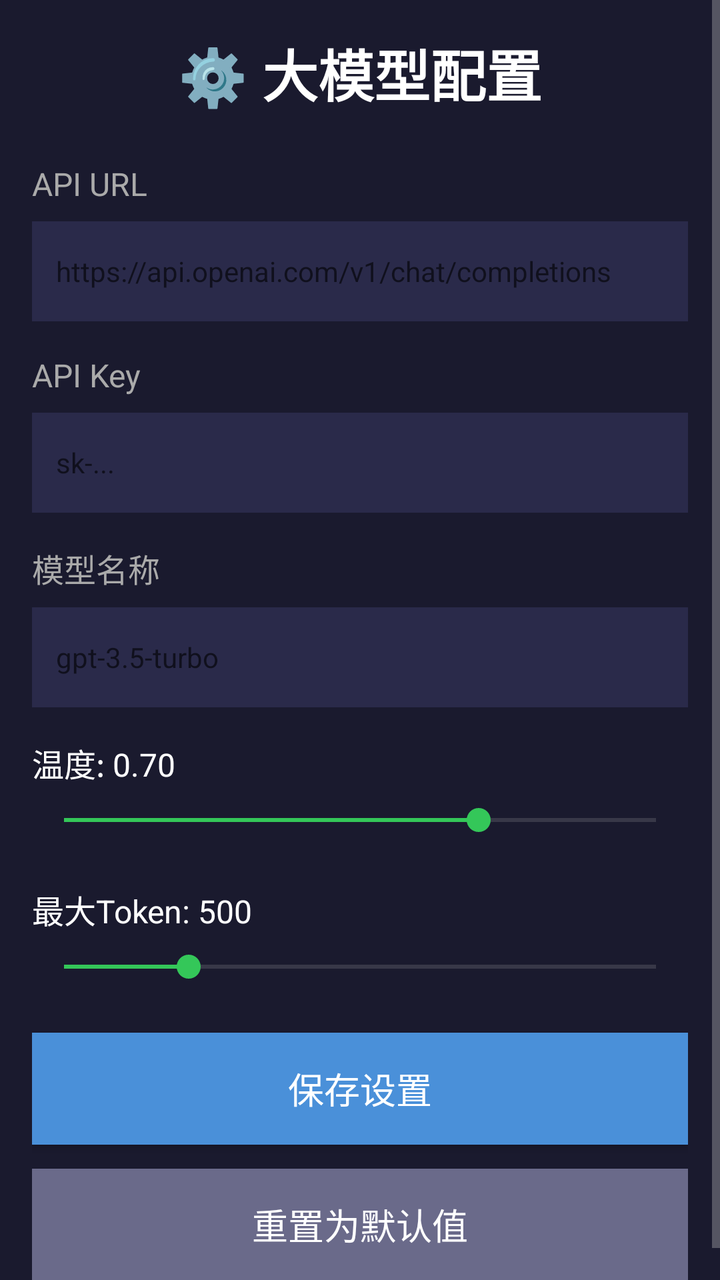
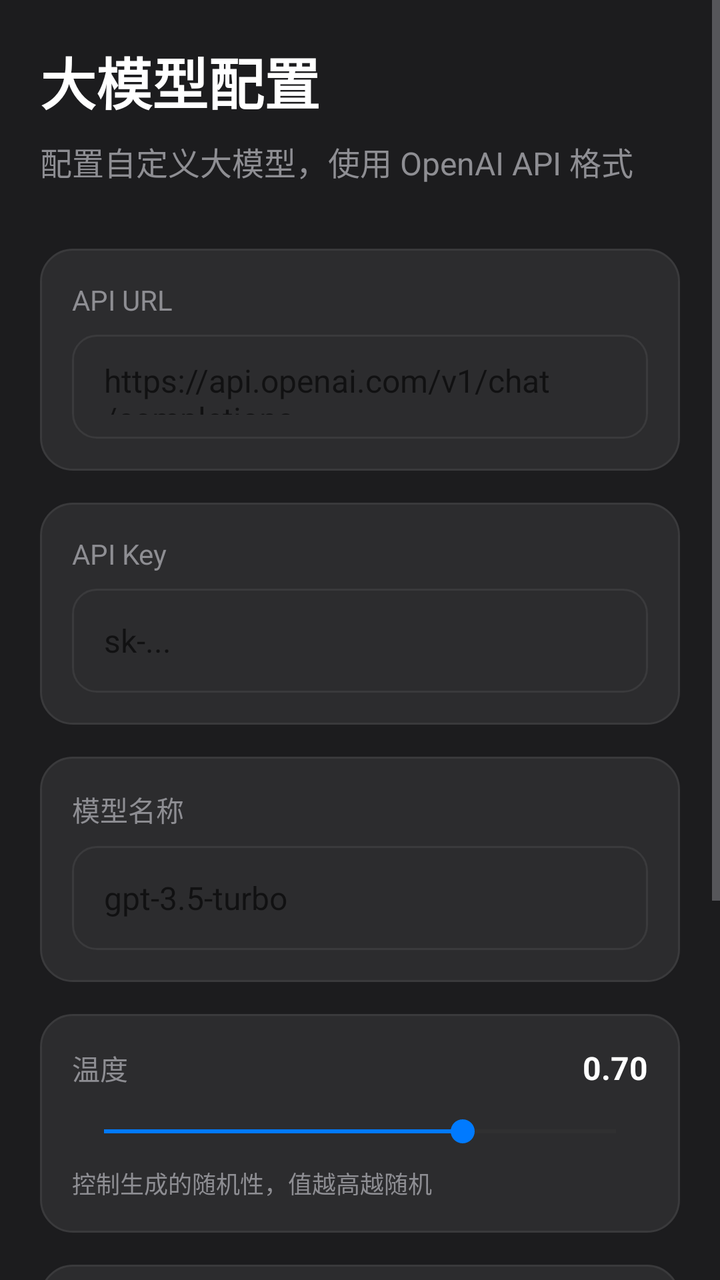

The first picture is an Android layout as it rendered before a commit; the second is the same layout after the commit. The layout source and the unified diff follow.
<!-- AndroidManifest.xml: application theme Theme.MusicAI -->
<!-- res/layout/activity_settings.xml -->
<?xml version="1.0" encoding="utf-8"?>
<ScrollView xmlns:android="http://schemas.android.com/apk/res/android"
    android:layout_width="match_parent"
    android:layout_height="match_parent"
    android:background="#1a1a2e">

    <LinearLayout
        android:layout_width="match_parent"
        android:layout_height="wrap_content"
        android:orientation="vertical"
        android:padding="16dp">

        <TextView
            android:id="@+id/tv_title"
            android:layout_width="match_parent"
            android:layout_height="wrap_content"
            android:text="⚙️ 大模型配置"
            android:textSize="28sp"
            android:textColor="#ffffff"
            android:textStyle="bold"
            android:gravity="center"
            android:layout_marginBottom="24dp"/>

        <TextView
            android:layout_width="match_parent"
            android:layout_height="wrap_content"
            android:text="API URL"
            android:textSize="16sp"
            android:textColor="#aaaaaa"
            android:layout_marginBottom="8dp"/>

        <EditText
            android:id="@+id/et_api_url"
            android:layout_width="match_parent"
            android:layout_height="50dp"
            android:hint="https://api.openai.com/v1/chat/completions"
            android:textSize="14sp"
            android:textColor="#ffffff"
            android:background="#2a2a4a"
            android:padding="12dp"
            android:layout_marginBottom="16dp"
           />

        <TextView
            android:layout_width="match_parent"
            android:layout_height="wrap_content"
            android:text="API Key"
            android:textSize="16sp"
            android:textColor="#aaaaaa"
            android:layout_marginBottom="8dp"/>

        <EditText
            android:id="@+id/et_api_key"
            android:layout_width="match_parent"
            android:layout_height="50dp"
            android:hint="sk-..."
            android:textSize="14sp"
            android:textColor="#ffffff"
            android:background="#2a2a4a"
            android:padding="12dp"
            android:layout_marginBottom="16dp"
            android:inputType="textPassword"
           />

        <TextView
            android:layout_width="match_parent"
            android:layout_height="wrap_content"
            android:text="模型名称"
            android:textSize="16sp"
            android:textColor="#aaaaaa"
            android:layout_marginBottom="8dp"/>

        <EditText
            android:id="@+id/et_model_name"
            android:layout_width="match_parent"
            android:layout_height="50dp"
            android:hint="gpt-3.5-turbo"
            android:textSize="14sp"
            android:textColor="#ffffff"
            android:background="#2a2a4a"
            android:padding="12dp"
            android:layout_marginBottom="16dp"
           />

        <TextView
            android:id="@+id/tv_temperature"
            android:layout_width="match_parent"
            android:layout_height="wrap_content"
            android:text="温度: 0.70"
            android:textSize="16sp"
            android:textColor="#ffffff"
            android:layout_marginBottom="8dp"/>

        <SeekBar
            android:id="@+id/sb_temperature"
            android:layout_width="match_parent"
            android:layout_height="wrap_content"
            android:max="100"
            android:progress="70"
            android:layout_marginBottom="24dp"/>

        <TextView
            android:id="@+id/tv_max_tokens"
            android:layout_width="match_parent"
            android:layout_height="wrap_content"
            android:text="最大Token: 500"
            android:textSize="16sp"
            android:textColor="#ffffff"
            android:layout_marginBottom="8dp"/>

        <SeekBar
            android:id="@+id/sb_max_tokens"
            android:layout_width="match_parent"
            android:layout_height="wrap_content"
            android:max="1900"
            android:progress="400"
            android:layout_marginBottom="24dp"/>

        <Button
            android:id="@+id/btn_save"
            android:layout_width="match_parent"
            android:layout_height="56dp"
            android:text="保存设置"
            android:textSize="18sp"
            android:textColor="#ffffff"
            android:background="#4a90d9"
            android:layout_marginBottom="12dp"
           />

        <Button
            android:id="@+id/btn_reset"
            android:layout_width="match_parent"
            android:layout_height="56dp"
            android:text="重置为默认值"
            android:textSize="18sp"
            android:textColor="#ffffff"
            android:background="#6a6a8a"
           />

    </LinearLayout>
</ScrollView>
<!-- resources referenced by this layout -->
<resources>
  <style name="Theme.MusicAI" parent="Theme.AppCompat.DayNight.NoActionBar">
          <item name="colorPrimary">@color/colorPrimary</item>
          <item name="colorPrimaryDark">@color/colorPrimaryDark</item>
          <item name="colorAccent">@color/colorAccent</item>
          <item name="android:textColorPrimary">@color/apple_text</item>
          <item name="android:textColorSecondary">@color/apple_text_secondary</item>
          <item name="android:windowBackground">@color/apple_dark</item>
          <item name="android:statusBarColor">@color/apple_dark</item>
          <item name="android:navigationBarColor">@color/apple_dark</item>
      </style>
  <color name="colorPrimary">#007AFF</color>
  <color name="colorPrimaryDark">#1C1C1E</color>
  <color name="colorAccent">#34C759</color>
  <color name="apple_text">#FFFFFF</color>
  <color name="apple_text_secondary">#8E8E93</color>
  <color name="apple_dark">#1C1C1E</color>
</resources>

<!-- the commit's change to res/layout/activity_settings.xml (unified diff, before → after) -->
@@ -2,140 +2,256 @@
 <ScrollView xmlns:android="http://schemas.android.com/apk/res/android"
     android:layout_width="match_parent"
     android:layout_height="match_parent"
-    android:background="#1a1a2e">
+    android:background="@color/apple_dark">
 
     <LinearLayout
         android:layout_width="match_parent"
         android:layout_height="wrap_content"
         android:orientation="vertical"
-        android:padding="16dp">
-
-        <TextView
-            android:id="@+id/tv_title"
-            android:layout_width="match_parent"
-            android:layout_height="wrap_content"
-            android:text="⚙️ 大模型配置"
-            android:textSize="28sp"
-            android:textColor="#ffffff"
-            android:textStyle="bold"
-            android:gravity="center"
-            android:layout_marginBottom="24dp"/>
-
-        <TextView
-            android:layout_width="match_parent"
-            android:layout_height="wrap_content"
-            android:text="API URL"
-            android:textSize="16sp"
-            android:textColor="#aaaaaa"
-            android:layout_marginBottom="8dp"/>
-
-        <EditText
-            android:id="@+id/et_api_url"
-            android:layout_width="match_parent"
-            android:layout_height="50dp"
-            android:hint="https://api.openai.com/v1/chat/completions"
-            android:textSize="14sp"
-            android:textColor="#ffffff"
-            android:background="#2a2a4a"
-            android:padding="12dp"
-            android:layout_marginBottom="16dp"
-           />
-
-        <TextView
-            android:layout_width="match_parent"
-            android:layout_height="wrap_content"
-            android:text="API Key"
-            android:textSize="16sp"
-            android:textColor="#aaaaaa"
-            android:layout_marginBottom="8dp"/>
-
-        <EditText
-            android:id="@+id/et_api_key"
-            android:layout_width="match_parent"
-            android:layout_height="50dp"
-            android:hint="sk-..."
-            android:textSize="14sp"
-            android:textColor="#ffffff"
-            android:background="#2a2a4a"
-            android:padding="12dp"
-            android:layout_marginBottom="16dp"
-            android:inputType="textPassword"
-           />
-
-        <TextView
-            android:layout_width="match_parent"
-            android:layout_height="wrap_content"
-            android:text="模型名称"
-            android:textSize="16sp"
-            android:textColor="#aaaaaa"
-            android:layout_marginBottom="8dp"/>
-
-        <EditText
-            android:id="@+id/et_model_name"
-            android:layout_width="match_parent"
-            android:layout_height="50dp"
-            android:hint="gpt-3.5-turbo"
-            android:textSize="14sp"
-            android:textColor="#ffffff"
-            android:background="#2a2a4a"
-            android:padding="12dp"
-            android:layout_marginBottom="16dp"
-           />
-
-        <TextView
-            android:id="@+id/tv_temperature"
-            android:layout_width="match_parent"
-            android:layout_height="wrap_content"
-            android:text="温度: 0.70"
-            android:textSize="16sp"
-            android:textColor="#ffffff"
-            android:layout_marginBottom="8dp"/>
-
-        <SeekBar
-            android:id="@+id/sb_temperature"
-            android:layout_width="match_parent"
-            android:layout_height="wrap_content"
-            android:max="100"
-            android:progress="70"
-            android:layout_marginBottom="24dp"/>
-
-        <TextView
-            android:id="@+id/tv_max_tokens"
-            android:layout_width="match_parent"
-            android:layout_height="wrap_content"
-            android:text="最大Token: 500"
-            android:textSize="16sp"
-            android:textColor="#ffffff"
-            android:layout_marginBottom="8dp"/>
-
-        <SeekBar
-            android:id="@+id/sb_max_tokens"
-            android:layout_width="match_parent"
-            android:layout_height="wrap_content"
-            android:max="1900"
-            android:progress="400"
-            android:layout_marginBottom="24dp"/>
+        android:padding="20dp">
+
+        <LinearLayout
+            android:layout_width="match_parent"
+            android:layout_height="wrap_content"
+            android:orientation="vertical"
+            android:layout_marginBottom="32dp">
+
+            <TextView
+                android:id="@+id/tv_title"
+                android:layout_width="match_parent"
+                android:layout_height="wrap_content"
+                android:text="大模型配置"
+                android:textSize="28sp"
+                android:textColor="@color/apple_text"
+                android:textStyle="bold"
+                android:layout_marginBottom="8dp"/>
+
+            <TextView
+                android:layout_width="match_parent"
+                android:layout_height="wrap_content"
+                android:text="配置自定义大模型，使用 OpenAI API 格式"
+                android:textSize="16sp"
+                android:textColor="@color/apple_text_secondary"/>
+
+        </LinearLayout>
+
+        <LinearLayout
+            android:layout_width="match_parent"
+            android:layout_height="wrap_content"
+            android:orientation="vertical"
+            android:background="@drawable/apple_card_bg"
+            android:padding="16dp"
+            android:layout_marginBottom="16dp">
+
+            <TextView
+                android:layout_width="match_parent"
+                android:layout_height="wrap_content"
+                android:text="API URL"
+                android:textSize="14sp"
+                android:textColor="@color/apple_text_secondary"
+                android:layout_marginBottom="8dp"/>
+
+            <EditText
+                android:id="@+id/et_api_url"
+                android:layout_width="match_parent"
+                android:layout_height="52dp"
+                android:hint="https://api.openai.com/v1/chat/completions"
+                android:textSize="16sp"
+                android:textColor="@color/apple_text"
+                android:hintTextColor="@color/apple_light_gray"
+                android:background="@drawable/apple_edittext_bg"
+                android:paddingHorizontal="16dp"
+                android:paddingVertical="12dp"/>
+
+        </LinearLayout>
+
+        <LinearLayout
+            android:layout_width="match_parent"
+            android:layout_height="wrap_content"
+            android:orientation="vertical"
+            android:background="@drawable/apple_card_bg"
+            android:padding="16dp"
+            android:layout_marginBottom="16dp">
+
+            <TextView
+                android:layout_width="match_parent"
+                android:layout_height="wrap_content"
+                android:text="API Key"
+                android:textSize="14sp"
+                android:textColor="@color/apple_text_secondary"
+                android:layout_marginBottom="8dp"/>
+
+            <EditText
+                android:id="@+id/et_api_key"
+                android:layout_width="match_parent"
+                android:layout_height="52dp"
+                android:hint="sk-..."
+                android:textSize="16sp"
+                android:textColor="@color/apple_text"
+                android:hintTextColor="@color/apple_light_gray"
+                android:background="@drawable/apple_edittext_bg"
+                android:paddingHorizontal="16dp"
+                android:paddingVertical="12dp"
+                android:inputType="textPassword"/>
+
+        </LinearLayout>
+
+        <LinearLayout
+            android:layout_width="match_parent"
+            android:layout_height="wrap_content"
+            android:orientation="vertical"
+            android:background="@drawable/apple_card_bg"
+            android:padding="16dp"
+            android:layout_marginBottom="16dp">
+
+            <TextView
+                android:layout_width="match_parent"
+                android:layout_height="wrap_content"
+                android:text="模型名称"
+                android:textSize="14sp"
+                android:textColor="@color/apple_text_secondary"
+                android:layout_marginBottom="8dp"/>
+
+            <EditText
+                android:id="@+id/et_model_name"
+                android:layout_width="match_parent"
+                android:layout_height="52dp"
+                android:hint="gpt-3.5-turbo"
+                android:textSize="16sp"
+                android:textColor="@color/apple_text"
+                android:hintTextColor="@color/apple_light_gray"
+                android:background="@drawable/apple_edittext_bg"
+                android:paddingHorizontal="16dp"
+                android:paddingVertical="12dp"/>
+
+        </LinearLayout>
+
+        <LinearLayout
+            android:layout_width="match_parent"
+            android:layout_height="wrap_content"
+            android:orientation="vertical"
+            android:background="@drawable/apple_card_bg"
+            android:padding="16dp"
+            android:layout_marginBottom="16dp">
+
+            <LinearLayout
+                android:layout_width="match_parent"
+                android:layout_height="wrap_content"
+                android:orientation="horizontal"
+                android:layout_marginBottom="12dp">
+
+                <TextView
+                    android:layout_width="0dp"
+                    android:layout_height="wrap_content"
+                    android:layout_weight="1"
+                    android:text="温度"
+                    android:textSize="14sp"
+                    android:textColor="@color/apple_text_secondary"/>
+
+                <TextView
+                    android:id="@+id/tv_temperature"
+                    android:layout_width="wrap_content"
+                    android:layout_height="wrap_content"
+                    android:text="0.70"
+                    android:textSize="16sp"
+                    android:textColor="@color/apple_text"
+                    android:textStyle="bold"/>
+
+            </LinearLayout>
+
+            <SeekBar
+                android:id="@+id/sb_temperature"
+                android:layout_width="match_parent"
+                android:layout_height="wrap_content"
+                android:max="100"
+                android:progress="70"
+                android:thumbTint="@color/apple_accent"
+                android:progressBackgroundTint="@color/apple_mid_gray"
+                android:progressTint="@color/apple_accent"/>
+
+            <TextView
+                android:layout_width="match_parent"
+                android:layout_height="wrap_content"
+                android:text="控制生成的随机性，值越高越随机"
+                android:textSize="12sp"
+                android:textColor="@color/apple_light_gray"
+                android:layout_marginTop="8dp"/>
+
+        </LinearLayout>
+
+        <LinearLayout
+            android:layout_width="match_parent"
+            android:layout_height="wrap_content"
+            android:orientation="vertical"
+            android:background="@drawable/apple_card_bg"
+            android:padding="16dp"
+            android:layout_marginBottom="24dp">
+
+            <LinearLayout
+                android:layout_width="match_parent"
+                android:layout_height="wrap_content"
+                android:orientation="horizontal"
+                android:layout_marginBottom="12dp">
+
+                <TextView
+                    android:layout_width="0dp"
+                    android:layout_height="wrap_content"
+                    android:layout_weight="1"
+                    android:text="最大 Token"
+                    android:textSize="14sp"
+                    android:textColor="@color/apple_text_secondary"/>
+
+                <TextView
+                    android:id="@+id/tv_max_tokens"
+                    android:layout_width="wrap_content"
+                    android:layout_height="wrap_content"
+                    android:text="500"
+                    android:textSize="16sp"
+                    android:textColor="@color/apple_text"
+                    android:textStyle="bold"/>
+
+            </LinearLayout>
+
+            <SeekBar
+                android:id="@+id/sb_max_tokens"
+                android:layout_width="match_parent"
+                android:layout_height="wrap_content"
+                android:max="1900"
+                android:progress="400"
+                android:thumbTint="@color/apple_accent"
+                android:progressBackgroundTint="@color/apple_mid_gray"
+                android:progressTint="@color/apple_accent"/>
+
+            <TextView
+                android:layout_width="match_parent"
+                android:layout_height="wrap_content"
+                android:text="控制生成内容的最大长度"
+                android:textSize="12sp"
+                android:textColor="@color/apple_light_gray"
+                android:layout_marginTop="8dp"/>
+
+        </LinearLayout>
 
         <Button
             android:id="@+id/btn_save"
             android:layout_width="match_parent"
             android:layout_height="56dp"
             android:text="保存设置"
-            android:textSize="18sp"
-            android:textColor="#ffffff"
-            android:background="#4a90d9"
+            android:textSize="17sp"
+            android:textColor="@color/apple_text"
+            android:background="@drawable/apple_button_primary_bg"
             android:layout_marginBottom="12dp"
-           />
+            android:cornerRadius="12dp"/>
 
         <Button
             android:id="@+id/btn_reset"
             android:layout_width="match_parent"
             android:layout_height="56dp"
             android:text="重置为默认值"
-            android:textSize="18sp"
-            android:textColor="#ffffff"
-            android:background="#6a6a8a"
-           />
+            android:textSize="17sp"
+            android:textColor="@color/apple_text"
+            android:background="@drawable/apple_button_bg"
+            android:cornerRadius="12dp"/>
 
     </LinearLayout>
 </ScrollView>
<!-- resource entries referenced after the edit -->
@@ -1,5 +1,6 @@
 <!-- resources referenced by this layout -->
 <resources>
+  <color name="apple_accent">#007AFF</color>
   <style name="Theme.MusicAI" parent="Theme.AppCompat.DayNight.NoActionBar">
           <item name="colorPrimary">@color/colorPrimary</item>
           <item name="colorPrimaryDark">@color/colorPrimaryDark</item>
@@ -10,11 +11,72 @@
           <item name="android:statusBarColor">@color/apple_dark</item>
           <item name="android:navigationBarColor">@color/apple_dark</item>
       </style>
+  <color name="apple_dark_gray">#2C2C2E</color>
+  <color name="apple_accent_active">#0066CC</color>
   <color name="colorPrimary">#007AFF</color>
   <color name="colorPrimaryDark">#1C1C1E</color>
   <color name="colorAccent">#34C759</color>
   <color name="apple_text">#FFFFFF</color>
   <color name="apple_text_secondary">#8E8E93</color>
+  <!-- drawable apple_button_bg (drawable) -->
+  <?xml version="1.0" encoding="utf-8"?>
+  <selector xmlns:android="http://schemas.android.com/apk/res/android">
+      <item android:state_pressed="true">
+          <shape android:shape="rectangle">
+              <solid android:color="@color/apple_mid_gray" />
+              <corners android:radius="12dp" />
+          </shape>
+      </item>
+      <item>
+          <shape android:shape="rectangle">
+              <solid android:color="@color/apple_dark_gray" />
+              <corners android:radius="12dp" />
+          </shape>
+      </item>
+  </selector>
+  <!-- drawable apple_button_primary_bg (drawable) -->
+  <?xml version="1.0" encoding="utf-8"?>
+  <selector xmlns:android="http://schemas.android.com/apk/res/android">
+      <item android:state_pressed="true">
+          <shape android:shape="rectangle">
+              <solid android:color="@color/apple_accent_active" />
+              <corners android:radius="12dp" />
+          </shape>
+      </item>
+      <item>
+          <shape android:shape="rectangle">
+              <solid android:color="@color/apple_accent" />
+              <corners android:radius="12dp" />
+          </shape>
+      </item>
+  </selector>
+  <!-- drawable apple_card_bg (drawable) -->
+  <?xml version="1.0" encoding="utf-8"?>
+  <shape xmlns:android="http://schemas.android.com/apk/res/android" android:shape="rectangle">
+      <solid android:color="@color/apple_dark_gray" />
+      <corners android:radius="16dp" />
+      <stroke android:width="1dp" android:color="@color/apple_mid_gray" />
+  </shape>
+  <!-- drawable apple_edittext_bg (drawable) -->
+  <?xml version="1.0" encoding="utf-8"?>
+  <selector xmlns:android="http://schemas.android.com/apk/res/android">
+      <item android:state_focused="true">
+          <shape android:shape="rectangle">
+              <solid android:color="@color/apple_dark_gray" />
+              <corners android:radius="12dp" />
+              <stroke android:width="2dp" android:color="@color/apple_accent" />
+          </shape>
+      </item>
+      <item>
+          <shape android:shape="rectangle">
+              <solid android:color="@color/apple_dark_gray" />
+              <corners android:radius="12dp" />
+              <stroke android:width="1dp" android:color="@color/apple_mid_gray" />
+          </shape>
+      </item>
+  </selector>
   <color name="apple_dark">#1C1C1E</color>
+  <color name="apple_light_gray">#8E8E93</color>
+  <color name="apple_mid_gray">#3A3A3C</color>
 </resources>
 
